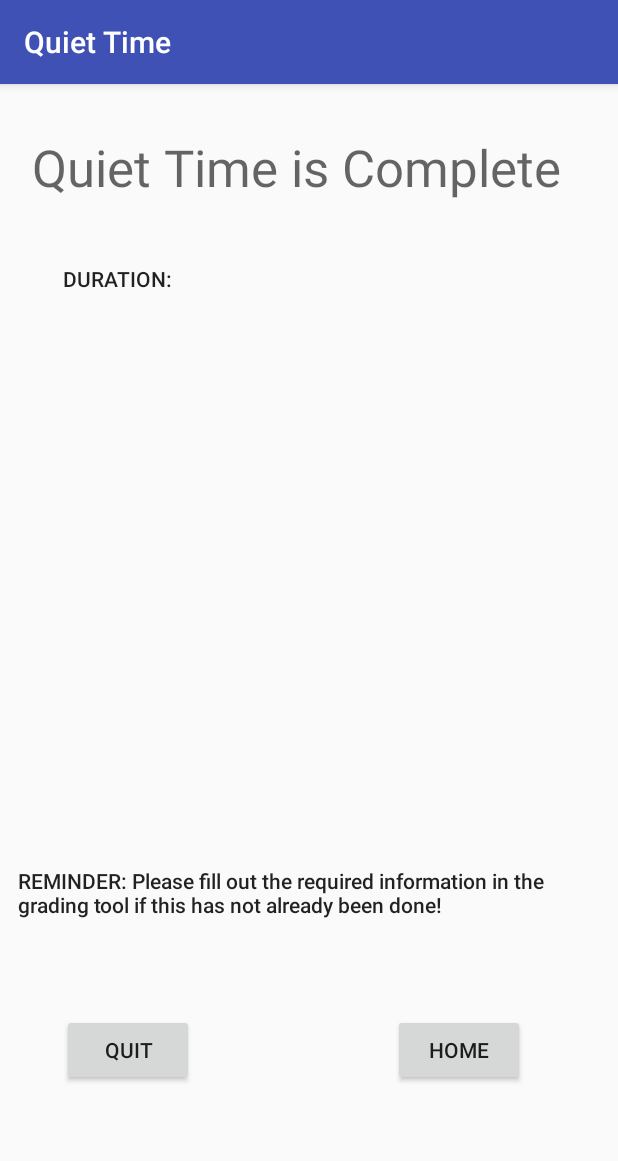
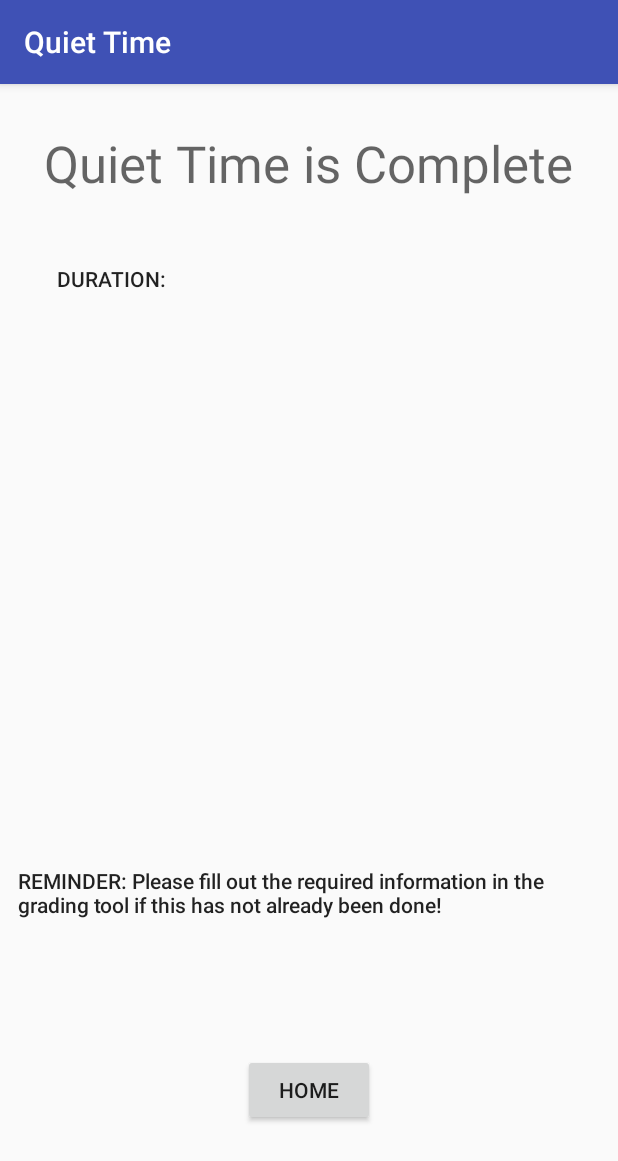
Before and after one commit to drseet/QTver1, an Android app: the Done screen opened directly, with no data from a screen before it, on a phone screen of 412 x 824 dp. Shown: the top 1161 px of the screen. Run offline under Robolectric (Android 15) with nearby library versions, the phone set to English and light mode, and no system bars.

```diff
--- a/app/src/main/java/com/example/root/qtv1/Done.java
+++ b/app/src/main/java/com/example/root/qtv1/Done.java
@@ -15,6 +15,7 @@ public class Done extends MainActivity {
     protected void onCreate(Bundle savedInstanceState) {
         super.onCreate(savedInstanceState);
         setContentView(R.layout.activity_done);
+        setDuration();
     }
 
     //get file containing the time
@@ -32,7 +33,4 @@ public class Done extends MainActivity {
 
     }
 
-    public void onQuitTap(View v) {
-        System.exit(0);
-    }
 }
--- a/app/src/main/res/layout/activity_done.xml
+++ b/app/src/main/res/layout/activity_done.xml
@@ -11,10 +11,10 @@
     <TextView
         android:id="@+id/complete"
         android:layout_width="0dp"
-        android:layout_height="wrap_content"
+        android:layout_height="0dp"
         android:layout_marginBottom="39dp"
-        android:layout_marginEnd="21dp"
-        android:layout_marginStart="21dp"
+        android:layout_marginEnd="29dp"
+        android:layout_marginStart="29dp"
         android:layout_marginTop="30dp"
         android:text="Quiet Time is Complete"
         android:textAppearance="@style/TextAppearance.AppCompat.Display1"
@@ -22,6 +22,7 @@
         app:layout_constraintLeft_toLeftOf="parent"
         app:layout_constraintRight_toRightOf="parent"
         app:layout_constraintTop_toTopOf="parent"
+        app:layout_constraintVertical_bias="0.454"
         tools:layout_constraintBottom_creator="1"
         tools:layout_constraintLeft_creator="1"
         tools:layout_constraintRight_creator="1"
@@ -33,10 +34,10 @@
         android:layout_height="40dp"
         android:text="DURATION:"
         android:textAppearance="@style/TextAppearance.AppCompat.Body2"
-        android:layout_marginStart="41dp"
+        android:layout_marginStart="38dp"
         app:layout_constraintRight_toLeftOf="@+id/time"
         tools:layout_constraintRight_creator="1"
-        android:layout_marginEnd="37dp"
+        android:layout_marginEnd="33dp"
         app:layout_constraintBaseline_toBaselineOf="@+id/time"
         tools:layout_constraintBaseline_creator="1"
         tools:layout_constraintLeft_creator="1"
@@ -60,31 +61,19 @@
         app:layout_constraintHorizontal_bias="0.0" />
 
     <Button
-        android:id="@+id/quit"
-        android:layout_width="wrap_content"
-        android:layout_height="wrap_content"
-        android:layout_marginStart="41dp"
-        android:onClick="onQuitTap"
-        android:text="quit"
-        app:layout_constraintBottom_toBottomOf="@+id/home"
-        app:layout_constraintLeft_toLeftOf="parent"
-        app:layout_constraintTop_toTopOf="@+id/home"
-        tools:layout_constraintBottom_creator="1"
-        tools:layout_constraintLeft_creator="1"
-        tools:layout_constraintTop_creator="1" />
-
-    <Button
         android:id="@+id/home"
         android:layout_width="wrap_content"
         android:layout_height="wrap_content"
-        android:layout_marginBottom="100dp"
-        android:layout_marginEnd="62dp"
+        android:layout_marginBottom="73dp"
         android:onClick="onHomeTap"
         android:text="home"
         app:layout_constraintBottom_toBottomOf="parent"
         app:layout_constraintRight_toRightOf="parent"
         tools:layout_constraintBottom_creator="1"
-        tools:layout_constraintRight_creator="1" />
+        app:layout_constraintLeft_toLeftOf="parent"
+        app:layout_constraintHorizontal_bias="0.501"
+        tools:layout_constraintRight_creator="1"
+        tools:layout_constraintLeft_creator="1" />
 
     <TextView
         android:id="@+id/time"
```
